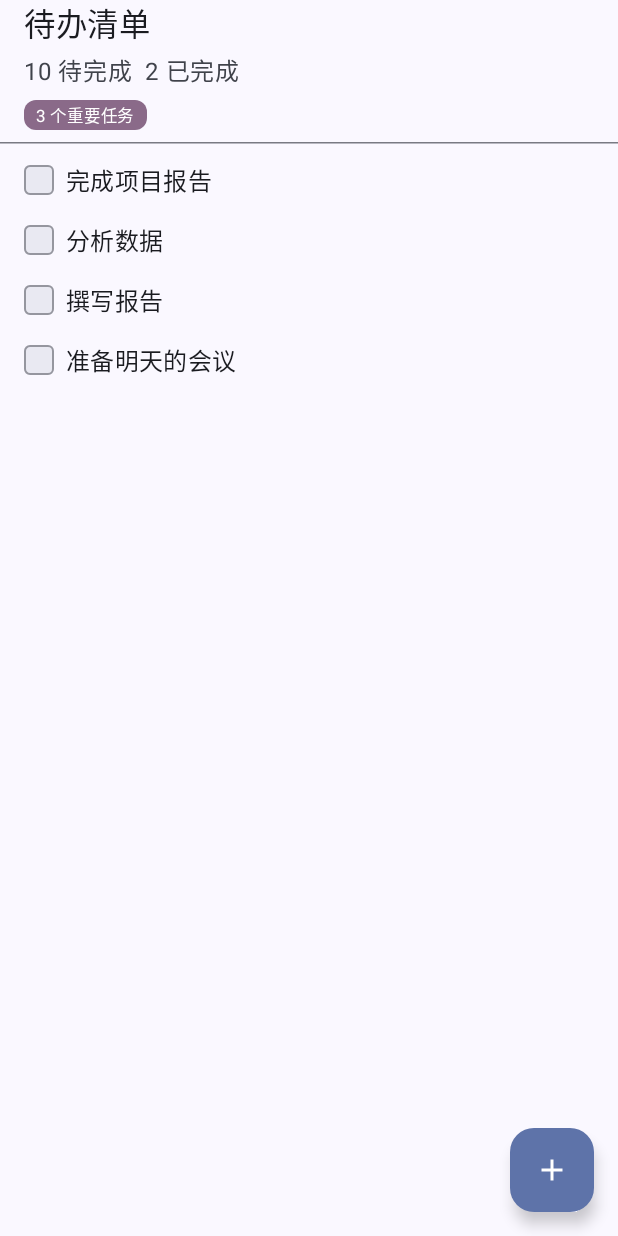
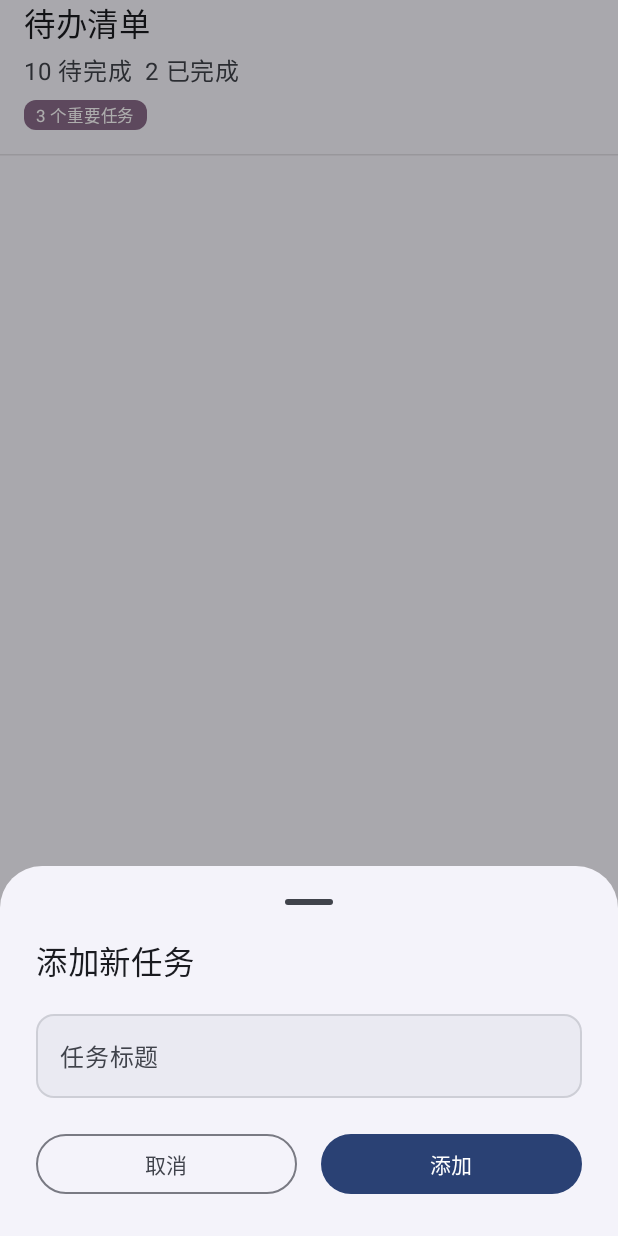
Before and after one commit to ice909/android-todo, an Android app built with Jetpack Compose: the screen it shows after launch (MainActivity), after a tap on "add", on a phone screen of 412 x 824 dp. Run offline under Robolectric (Android 15) with nearby library versions, the phone set to English and light mode, and no system bars; 2 statements that could not run were skipped.

Commit message:
feat: add DataStore with protobuf for task persistence
1. Integrated AndroidX DataStore with protobuf serialization for
persistent task storage
2. Added task.proto definition and Gradle protobuf plugin configuration
3. Implemented Task <-> TaskProto mapping and DataStore module/
serializer
4. Refactored ViewModel to use DataStore for loading and saving tasks
5. Split UI: main screen and debug page, added navigation with
Navigation Compose

feat: 使用 DataStore 和 protobuf 实现任务持久化

1. 集成 AndroidX DataStore，采用 protobuf 序列化实现任务数据持久化存储
2. 新增 task.proto 协议文件及 Gradle protobuf 插件配置
3. 实现 Task 与 TaskProto 的相互转换及 DataStore 模块和序列化器
4. 重构 ViewModel，任务数据的加载与保存均通过 DataStore 实现
5. 拆分 UI，主页面与调试页分离，使用 Navigation Compose 增加页面跳转

```diff
--- a/app/src/main/java/io/github/com/ice909/android/todo/MainActivity.kt
+++ b/app/src/main/java/io/github/com/ice909/android/todo/MainActivity.kt
@@ -4,6 +4,7 @@ import android.os.Bundle
 import androidx.activity.ComponentActivity
 import androidx.activity.compose.setContent
 import androidx.activity.enableEdgeToEdge
+import androidx.activity.viewModels
 import androidx.compose.foundation.layout.fillMaxSize
 import androidx.compose.foundation.layout.padding
 import androidx.compose.material3.Scaffold
@@ -11,11 +12,23 @@ import androidx.compose.material3.Text
 import androidx.compose.runtime.Composable
 import androidx.compose.ui.Modifier
 import androidx.compose.ui.tooling.preview.Preview
+import androidx.lifecycle.ViewModel
+import androidx.lifecycle.ViewModelProvider
 import io.github.com.ice909.android.todo.ui.theme.TodoTheme
 import io.github.com.ice909.android.todo.viewmodel.TodoViewModel
 
 class MainActivity : ComponentActivity() {
-    private val viewModel = TodoViewModel()
+    private val viewModel: TodoViewModel by viewModels {
+        object : ViewModelProvider.AndroidViewModelFactory(application), ViewModelProvider.Factory {
+            override fun <T : ViewModel> create(modelClass: Class<T>): T {
+                if (modelClass.isAssignableFrom(TodoViewModel::class.java)) {
+                    @Suppress("UNCHECKED_CAST")
+                    return TodoViewModel(application) as T
+                }
+                throw IllegalArgumentException("Unknown ViewModel class")
+            }
+        }
+    }
     override fun onCreate(savedInstanceState: Bundle?) {
         super.onCreate(savedInstanceState)
         enableEdgeToEdge()
--- a/app/src/main/java/io/github/com/ice909/android/todo/TodoAppScreen.kt
+++ b/app/src/main/java/io/github/com/ice909/android/todo/TodoAppScreen.kt
@@ -1,109 +1,26 @@
 package io.github.com.ice909.android.todo
 
-import android.annotation.SuppressLint
-import androidx.compose.foundation.layout.Column
-import androidx.compose.foundation.layout.PaddingValues
-import androidx.compose.foundation.layout.Row
-import androidx.compose.foundation.layout.Spacer
-import androidx.compose.foundation.layout.fillMaxSize
-import androidx.compose.foundation.layout.fillMaxWidth
-import androidx.compose.foundation.layout.padding
-import androidx.compose.foundation.layout.statusBarsPadding
-import androidx.compose.foundation.layout.width
-import androidx.compose.foundation.lazy.LazyColumn
-import androidx.compose.foundation.lazy.items
-import androidx.compose.material.icons.Icons
-import androidx.compose.material.icons.filled.Add
-import androidx.compose.material3.DividerDefaults
-import androidx.compose.material3.FloatingActionButton
-import androidx.compose.material3.HorizontalDivider
-import androidx.compose.material3.Icon
-import androidx.compose.material3.MaterialTheme
-import androidx.compose.material3.Scaffold
-import androidx.compose.material3.Text
 import androidx.compose.runtime.Composable
 import androidx.compose.runtime.collectAsState
 import androidx.compose.runtime.getValue
-import androidx.compose.ui.Modifier
-import androidx.compose.ui.text.style.TextDecoration
-import androidx.compose.ui.unit.dp
-import io.github.com.ice909.android.todo.model.Task
-import io.github.com.ice909.android.todo.ui.components.Chip
-import io.github.com.ice909.android.todo.ui.components.CustomCheckbox
+import androidx.navigation.compose.NavHost
+import androidx.navigation.compose.composable
+import androidx.navigation.compose.rememberNavController
+import io.github.com.ice909.android.todo.pages.DebugTaskScreen
+import io.github.com.ice909.android.todo.pages.MainScreen
 import io.github.com.ice909.android.todo.viewmodel.TodoViewModel
 
-@SuppressLint("UnusedMaterial3ScaffoldPaddingParameter")
 @Composable
 fun TodoAppScreen(viewModel: TodoViewModel) {
+    val navController = rememberNavController()
     val todos by viewModel.todoList.collectAsState()
-    Scaffold(floatingActionButton = {
-        FloatingActionButton(onClick = {}) {
-            Icon(Icons.Default.Add, contentDescription = "add")
+
+    NavHost(navController, startDestination = "main" ) {
+        composable("main") {
+            MainScreen(viewModel, onDebugClick = { navController.navigate("debug") })
         }
-    }, modifier = Modifier.statusBarsPadding()) {
-        Column(Modifier.fillMaxSize()) {
-            Text(
-                "待办清单",
-                style = MaterialTheme.typography.titleLarge,
-                color = MaterialTheme.colorScheme.onBackground,
-                modifier = Modifier.padding(horizontal = 16.dp)
-            )
-            Row(Modifier.padding(horizontal = 16.dp, vertical = 4.dp)) {
-                Text("10 待完成", color = MaterialTheme.colorScheme.onSurfaceVariant)
-                Spacer(Modifier.width(8.dp))
-                Text("2 已完成", color = MaterialTheme.colorScheme.onSurfaceVariant)
-            }
-            Chip(
-                text = "3 个重要任务",
-                modifier = Modifier.padding(horizontal = 16.dp, vertical = 4.dp)
-            )
-            HorizontalDivider(
-                Modifier.padding(vertical = 4.dp),
-                DividerDefaults.Thickness,
-                DividerDefaults.color
-            )
-            LazyColumn(contentPadding = PaddingValues(bottom = 80.dp)) {
-                items(todos) { item ->
-                    TaskItem(
-                        item,
-                        viewModel
-                    )
-                }
-            }
+        composable("debug"){
+            DebugTaskScreen(viewModel, onBack = { navController.popBackStack() })
         }
     }
 }
-
-@Composable
-fun TaskItem(task: Task, viewModel: TodoViewModel, modifier: Modifier = Modifier) {
-    Row(
-        modifier = modifier
-            .padding(horizontal = 16.dp, vertical = 8.dp)
-            .fillMaxWidth(),
-        verticalAlignment = androidx.compose.ui.Alignment.CenterVertically
-    ) {
-        CustomCheckbox(
-            checked = task.completed,
-            onCheckedChange = { ->
-                // 这里写你切换完成状态的逻辑，比如
-                viewModel.toggleCompleted(task.id)
-            }
-        )
-        Spacer(Modifier.width(8.dp))
-        Column {
-            Text(
-                text = task.title,
-                style = MaterialTheme.typography.titleMedium,
-                textDecoration = if (task.completed) TextDecoration.LineThrough else null
-            )
-            if (task.content.isNotBlank()) {
-                Text(
-                    text = task.content,
-                    style = MaterialTheme.typography.bodySmall,
-                    color = MaterialTheme.colorScheme.onSurfaceVariant,
-                    textDecoration = if (task.completed) TextDecoration.LineThrough else null
-                )
-            }
-        }
-    }
-}
--- /dev/null
+++ b/app/src/main/java/io/github/com/ice909/android/todo/datastore/DataStoreModule.kt
@@ -0,0 +1,11 @@
+package io.github.com.ice909.android.todo.datastore
+
+import android.content.Context
+import androidx.datastore.core.DataStore
+import androidx.datastore.dataStore
+import io.github.com.ice909.android.todo.TaskListProto
+
+val Context.taskDataStore: DataStore<TaskListProto> by dataStore(
+    fileName = "tasks.db",
+    serializer = TaskProtoSerializer
+)
--- /dev/null
+++ b/app/src/main/java/io/github/com/ice909/android/todo/model/TaskMapper.kt
@@ -0,0 +1,21 @@
+package io.github.com.ice909.android.todo.model
+
+import io.github.com.ice909.android.todo.TaskProto
+
+fun TaskProto.toTask(): Task = Task(
+    id = id,
+    title = title,
+    content = content,
+    parentId = parentId,
+    sortOrder = sortOrder,
+    completed = completed
+)
+
+fun Task.toProto(): TaskProto = TaskProto.newBuilder()
+    .setId(id)
+    .setTitle(title)
+    .setContent(content)
+    .setParentId(parentId)
+    .setSortOrder(sortOrder)
+    .setCompleted(completed)
+    .build()
--- /dev/null
+++ b/app/src/main/java/io/github/com/ice909/android/todo/pages/Main.kt
@@ -0,0 +1,192 @@
+package io.github.com.ice909.android.todo.pages
+
+import android.annotation.SuppressLint
+import androidx.compose.foundation.clickable
+import androidx.compose.foundation.layout.Column
+import androidx.compose.foundation.layout.PaddingValues
+import androidx.compose.foundation.layout.Row
+import androidx.compose.foundation.layout.Spacer
+import androidx.compose.foundation.layout.fillMaxSize
+import androidx.compose.foundation.layout.fillMaxWidth
+import androidx.compose.foundation.layout.height
+import androidx.compose.foundation.layout.padding
+import androidx.compose.foundation.layout.statusBarsPadding
+import androidx.compose.foundation.layout.width
+import androidx.compose.foundation.lazy.LazyColumn
+import androidx.compose.foundation.lazy.items
+import androidx.compose.foundation.shape.RoundedCornerShape
+import androidx.compose.material.icons.Icons
+import androidx.compose.material.icons.filled.Add
+import androidx.compose.material3.Button
+import androidx.compose.material3.DividerDefaults
+import androidx.compose.material3.ExperimentalMaterial3Api
+import androidx.compose.material3.FloatingActionButton
+import androidx.compose.material3.HorizontalDivider
+import androidx.compose.material3.Icon
+import androidx.compose.material3.MaterialTheme
+import androidx.compose.material3.ModalBottomSheet
+import androidx.compose.material3.OutlinedButton
+import androidx.compose.material3.OutlinedTextField
+import androidx.compose.material3.OutlinedTextFieldDefaults
+import androidx.compose.material3.Scaffold
+import androidx.compose.material3.Text
+import androidx.compose.material3.rememberModalBottomSheetState
+import androidx.compose.runtime.Composable
+import androidx.compose.runtime.collectAsState
+import androidx.compose.runtime.getValue
+import androidx.compose.runtime.mutableStateOf
+import androidx.compose.runtime.remember
+import androidx.compose.runtime.setValue
+import androidx.compose.ui.Modifier
+import androidx.compose.ui.graphics.Color
+import androidx.compose.ui.text.style.TextDecoration
+import androidx.compose.ui.unit.dp
+import io.github.com.ice909.android.todo.model.Task
+import io.github.com.ice909.android.todo.ui.components.Chip
+import io.github.com.ice909.android.todo.ui.components.CustomCheckbox
+import io.github.com.ice909.android.todo.viewmodel.TodoViewModel
+
+@OptIn(ExperimentalMaterial3Api::class)
+@SuppressLint("UnusedMaterial3ScaffoldPaddingParameter")
+@Composable
+fun MainScreen(viewModel: TodoViewModel, onDebugClick: () -> Unit = {}) {
+    val todos by viewModel.todoList.collectAsState()
+    var showSheet by remember { mutableStateOf(false) }
+    val sheetState = rememberModalBottomSheetState()
+
+    var newTitle by remember { mutableStateOf("") }
+    Scaffold(floatingActionButton = {
+        FloatingActionButton(onClick = { showSheet = true }) {
+            Icon(Icons.Default.Add, contentDescription = "add")
+        }
+    }, modifier = Modifier.statusBarsPadding()) {
+        Column(Modifier.fillMaxSize()) {
+            Text(
+                "待办清单",
+                style = MaterialTheme.typography.titleLarge,
+                color = MaterialTheme.colorScheme.onBackground,
+                modifier = Modifier
+                    .padding(horizontal = 16.dp)
+                    .clickable(onClick = onDebugClick)
+            )
+            Row(Modifier.padding(horizontal = 16.dp, vertical = 4.dp)) {
+                Text("10 待完成", color = MaterialTheme.colorScheme.onSurfaceVariant)
+                Spacer(Modifier.width(8.dp))
+                Text("2 已完成", color = MaterialTheme.colorScheme.onSurfaceVariant)
+            }
+            Chip(
+                text = "3 个重要任务",
+                modifier = Modifier.padding(horizontal = 16.dp, vertical = 4.dp)
+            )
+            HorizontalDivider(
+                Modifier.padding(vertical = 12.dp),
+                DividerDefaults.Thickness,
+                color = Color(0x1A000000)
+            )
+            LazyColumn(contentPadding = PaddingValues(bottom = 80.dp)) {
+                items(todos) { item ->
+                    TaskItem(
+                        item,
+                        viewModel
+                    )
+                }
+            }
+        }
+    }
+    if (showSheet) {
+        ModalBottomSheet(
+            onDismissRequest = { showSheet = false },
+            sheetState = sheetState
+        ) {
+            Column(Modifier.padding(top = 0.dp, bottom = 24.dp, start = 24.dp, end = 24.dp)) {
+                Text("添加新任务", style = MaterialTheme.typography.titleLarge)
+                Spacer(Modifier.height(12.dp))
+                OutlinedTextField(
+                    value = newTitle,
+                    onValueChange = { newTitle = it },
+                    label = { Text("任务标题") },
+                    singleLine = true,
+                    modifier = Modifier
+                        .fillMaxWidth(),
+                    shape = RoundedCornerShape(12.dp),
+                    placeholder = { Text("输入任务标题...") },
+                    colors = OutlinedTextFieldDefaults.colors(
+                        focusedContainerColor = MaterialTheme.colorScheme.surfaceVariant.copy(alpha = 0.5f),
+                        unfocusedContainerColor = MaterialTheme.colorScheme.surfaceVariant.copy(
+                            alpha = 0.5f
+                        ),
+                        focusedBorderColor = MaterialTheme.colorScheme.primary,
+                        unfocusedBorderColor = MaterialTheme.colorScheme.outline.copy(alpha = 0.2f),
+                        cursorColor = MaterialTheme.colorScheme.primary,
+                        focusedPlaceholderColor = MaterialTheme.colorScheme.onSurfaceVariant,
+                        unfocusedPlaceholderColor = MaterialTheme.colorScheme.onSurfaceVariant,
+                    ),
+                )
+                Spacer(Modifier.height(20.dp))
+                Row {
+                    OutlinedButton(
+                        onClick = { showSheet = false },
+                        modifier = Modifier
+                            .weight(1f)
+                            .fillMaxWidth()
+                    ) { Text("取消") }
+                    Spacer(Modifier.width(16.dp))
+                    Button(
+                        onClick = {
+                            if (newTitle.isNotBlank()) {
+                                viewModel.addTask(
+                                    Task(
+                                        id = java.util.UUID.randomUUID().toString(),
+                                        title = newTitle,
+                                        content = "",
+                                        parentId = "",
+                                        sortOrder = 0,
+                                        completed = false
+                                    )
+                                )
+                                newTitle = ""
+                                showSheet = false
+                            }
+                        },
+                        modifier = Modifier
+                            .weight(1f)
+                            .fillMaxWidth()
+                    ) { Text("添加") }
+                }
+            }
+        }
+    }
+}
+
+@Composable
+fun TaskItem(task: Task, viewModel: TodoViewModel, modifier: Modifier = Modifier) {
+    Row(
+        modifier = modifier
+            .padding(horizontal = 16.dp, vertical = 8.dp)
+            .fillMaxWidth(),
+        verticalAlignment = androidx.compose.ui.Alignment.CenterVertically
+    ) {
+        CustomCheckbox(
+            checked = task.completed,
+            onCheckedChange = { ->
+                viewModel.toggleCompleted(task.id)
+            }
+        )
+        Spacer(Modifier.width(8.dp))
+        Column {
+            Text(
+                text = task.title,
+                style = MaterialTheme.typography.titleMedium,
+                textDecoration = if (task.completed) TextDecoration.LineThrough else null
+            )
+            if (task.content.isNotBlank()) {
+                Text(
+                    text = task.content,
+                    style = MaterialTheme.typography.bodySmall,
+                    color = MaterialTheme.colorScheme.onSurfaceVariant,
+                    textDecoration = if (task.completed) TextDecoration.LineThrough else null
+                )
+            }
+        }
+    }
+}
--- a/app/src/main/java/io/github/com/ice909/android/todo/viewmodel/TodoViewModel.kt
+++ b/app/src/main/java/io/github/com/ice909/android/todo/viewmodel/TodoViewModel.kt
@@ -1,55 +1,50 @@
 package io.github.com.ice909.android.todo.viewmodel
 
-import androidx.lifecycle.ViewModel
+import android.app.Application
+import androidx.lifecycle.AndroidViewModel
+import androidx.lifecycle.viewModelScope
+import io.github.com.ice909.android.todo.datastore.taskDataStore
 import io.github.com.ice909.android.todo.model.Task
+import io.github.com.ice909.android.todo.model.toProto
+import io.github.com.ice909.android.todo.model.toTask
 import kotlinx.coroutines.flow.MutableStateFlow
 import kotlinx.coroutines.flow.StateFlow
+import kotlinx.coroutines.flow.first
+import kotlinx.coroutines.launch
 
-class TodoViewModel : ViewModel() {
-    // 用于演示的本地数据
-    private val _todoList = MutableStateFlow(sampleData())
+class TodoViewModel(app: Application) : AndroidViewModel(app) {
+    private val _todoList = MutableStateFlow<List<Task>>(emptyList())
     val todoList: StateFlow<List<Task>> = _todoList
 
-    companion object {
-        private fun sampleData() = listOf(
-            Task(
-                id = "1",
-                title = "完成项目报告",
-                content = "",
-                parentId = "",
-                sortOrder = 0,
-                completed = false
-            ),
-            Task(
-                id = "2",
-                title = "分析数据",
-                content = "",
-                parentId = "",
-                sortOrder = 0,
-                completed = false
-            ),
-            Task(
-                id = "3",
-                title = "撰写报告",
-                content = "",
-                parentId = "",
-                sortOrder = 0,
-                completed = false
-            ),
-            Task(
-                id = "4",
-                title = "准备明天的会议",
-                content = "",
-                parentId = "",
-                sortOrder = 0,
-                completed = false
-            )
-        )
+    private val dataStore = app.taskDataStore
+
+    init {
+        // 启动时加载本地
+        viewModelScope.launch {
+            val proto = dataStore.data.first()
+            _todoList.value = proto.tasksList.map { it.toTask() }
+        }
+    }
+
+    fun addTask(task: Task) {
+        _todoList.value = listOf(task) + _todoList.value
+
+        saveToLocal()
     }
 
     fun toggleCompleted(id: String) {
         _todoList.value = _todoList.value.map {
             if (it.id == id) it.copy(completed = !it.completed) else it
         }
+        saveToLocal()
     }
+
+    private fun saveToLocal() {
+        viewModelScope.launch {
+            dataStore.updateData { old ->
+                old.toBuilder().clearTasks().addAllTasks(_todoList.value.map { it.toProto() }).build()
+            }
+        }
+    }
+
 }
```
Also changed, not shown: app/build.gradle.kts (+17 -0 lines), app/src/main/java/io/github/com/ice909/android/todo/datastore/TaskProtoSerializer.kt (added, +25 -0 lines), app/src/main/java/io/github/com/ice909/android/todo/pages/Debug.kt (added, +66 -0 lines), gradle/libs.versions.toml (+8 -0 lines), 1 other file.
